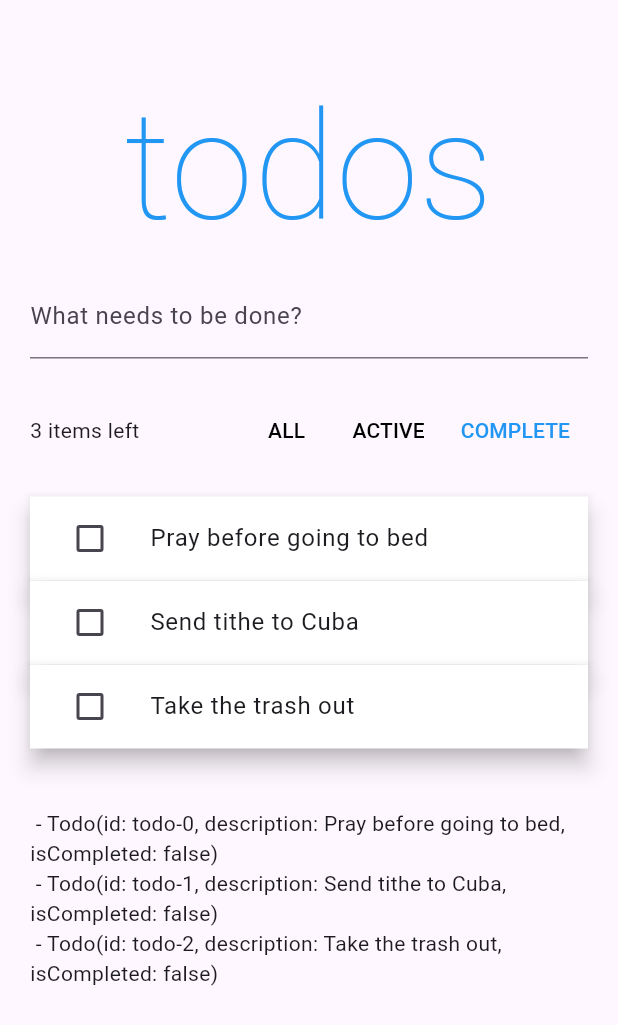
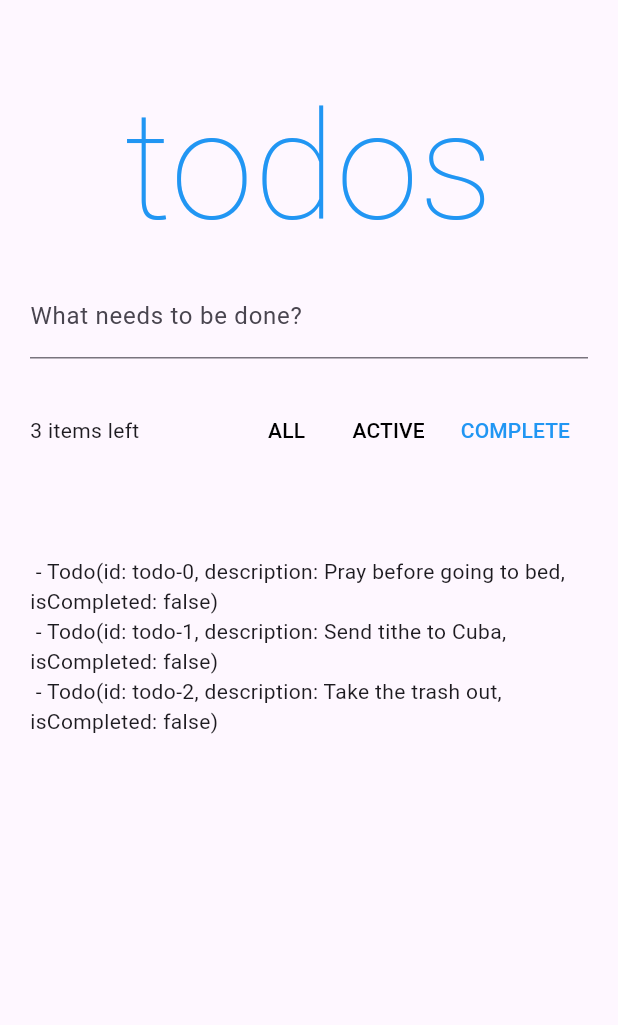
Before and after one commit to dsubiros/riverpod_todo_3_lnx, a Flutter app: the screen it shows after launch, after a tap on "COMPLETE", on a phone screen of 412 x 824 dp. Shown: the top 1025 px of the screen. Run offline on Flutter 3.47's test engine with Material 3 defaults, Android fonts, the light colour scheme and no system bars; our stand-ins replace flutter_hooks, flutter_riverpod, freezed_annotation, gap, hooks_riverpod, riverpod_annotation; generated files the repository leaves out were written again.

Commit message:
All done!

```diff
--- a/lib/src/todos/todo_list_page.dart
+++ b/lib/src/todos/todo_list_page.dart
@@ -17,7 +17,9 @@ class TodoListPage extends HookConsumerWidget {
   const TodoListPage({super.key});
   @override
   Widget build(BuildContext context, WidgetRef ref) {
-    final todoState = ref.watch(todoListNotifierProvider);
+    final isLoading =
+        ref.watch(todoListNotifierProvider.select((i) => i.isLoading));
+    final filteredItems = ref.watch(filteredTodoList);
     final todoNotifier = ref.watch(todoListNotifierProvider.notifier);
     final newTodoController = useTextEditingController();
 
@@ -33,13 +35,12 @@ class TodoListPage extends HookConsumerWidget {
               height: 70,
               child: TextField(
                 controller: newTodoController,
-                enabled: !todoState.isLoading,
+                enabled: !isLoading,
                 decoration: InputDecoration(
                     focusedBorder: const UnderlineInputBorder(
                         borderSide: BorderSide(color: Colors.blue)),
                     labelText: 'What needs to be done?',
-                    helper:
-                        todoState.isLoading ? const TextFieldHelper() : null),
+                    helper: isLoading ? const TextFieldHelper() : null),
                 onSubmitted: (value) {
                   todoNotifier.add(value);
                   newTodoController.clear();
@@ -47,26 +48,25 @@ class TodoListPage extends HookConsumerWidget {
               ),
             ),
             const Gap(10),
-            // TODO: Toolbar
+            // Toolbar
             const Toolbar(),
             const Gap(20),
-            // TODO: Filtered Todo List
-            ...todoState.items.map(
+            // Filtered Todo List
+            ...filteredItems.map(
               (todo) => Dismissible(
-                // key: ValueKey(todo.id),
                 key: UniqueKey(),
                 onDismissed: (direction) => todoNotifier.remove(todo),
                 child: ProviderScope(
                     overrides: [_currentTodo.overrideWithValue(todo)],
                     child: const TodoItem()),
-                // child: ListTile(
-                //   key: ValueKey(todo.id),
-                //   title: Text(todo.description),
               ),
             ),
-            // TODO: Todo List, for testing purposes
-            Gap(40),
-            ...todoState.items.map((todo) => Text(' - ${todo.toString()}'))
+            // Show text Todo List, for testing purposes
+            const Gap(40),
+            ...ref
+                .watch(todoListNotifierProvider)
+                .items
+                .map((todo) => Text(' - ${todo.toString()}'))
           ],
         ),
       ),
--- a/lib/src/todos/todo_provider.dart
+++ b/lib/src/todos/todo_provider.dart
@@ -94,3 +94,18 @@ final incompleteTodosCount = Provider<int>((ref) => ref
     .items
     .where((item) => !item.isCompleted)
     .length);
+
+/// Filter Todo List using the currently selected TodoFilter
+final filteredTodoList = Provider<List<Todo>>((ref) {
+  final filter = ref.watch(todoListFilter);
+  final items = ref.watch(todoListNotifierProvider).items;
+
+  switch (filter) {
+    case TodoListFilter.active:
+      return items.where((items) => !items.isCompleted).toList();
+    case TodoListFilter.complete:
+      return items.where((items) => items.isCompleted).toList();
+    default:
+      return items;
+  }
+});
```
